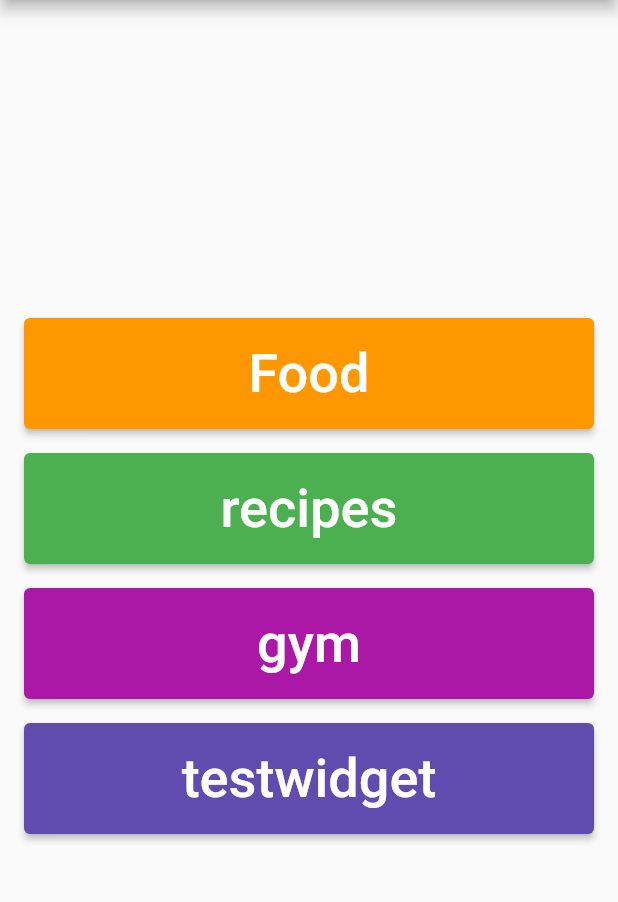
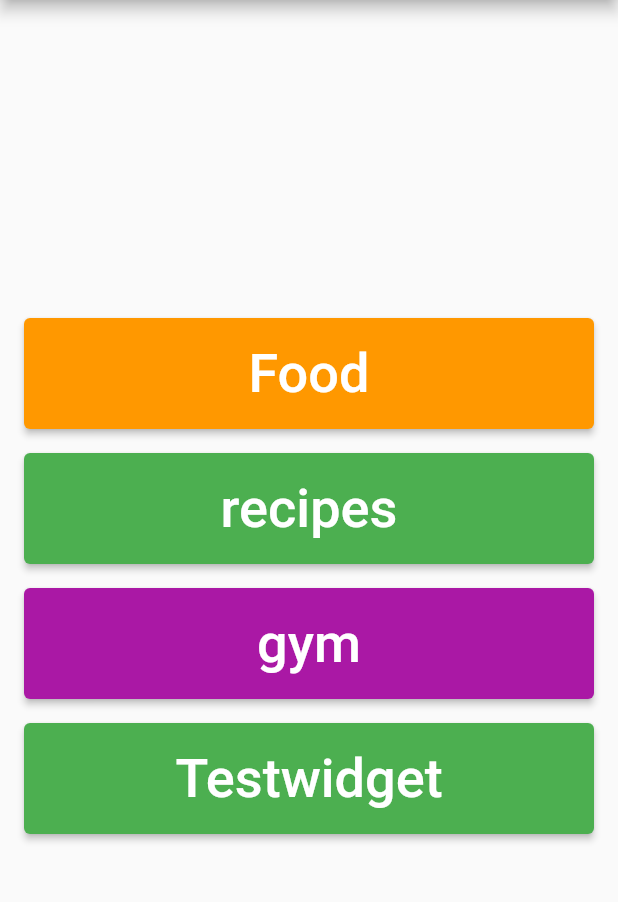
Before and after one commit to Bronziel/gym_and_food_app, a Flutter app: the screen it shows after launch, on a phone screen of 412 x 824 dp, the part 84-986 px from its top. Run offline on Flutter 3.47's test engine with Material 2 defaults, Android fonts, the phone set to English and light mode, and no system bars; our stand-ins replace carousel_slider, flutter_svg.

Commit message:
all buttons extracted

```diff
--- a/lib/pages/screens/main.dart
+++ b/lib/pages/screens/main.dart
@@ -158,9 +158,14 @@ class GymButton extends StatelessWidget {
 }
 
 class TestButton extends StatelessWidget {
+  final String buttonText;
+  final Color buttonColor;
+
   const TestButton({
-    super.key,
-  });
+    Key? key,
+    this.buttonText = 'Testwidget',
+    this.buttonColor = Colors.green,
+  }) : super(key: key);
 
   @override
   Widget build(BuildContext context) {
@@ -174,11 +179,11 @@ class TestButton extends StatelessWidget {
       style: ElevatedButton.styleFrom(
         padding: const EdgeInsets.all(16.0),
         minimumSize: const Size(double.infinity, 64.0),
-        primary: Color.fromARGB(255, 96, 76, 175),
+        primary: buttonColor,
       ),
-      child: const Text(
-        'testwidget',
-        style: TextStyle(fontSize: 36, color: Colors.white),
+      child: Text(
+        buttonText,
+        style: const TextStyle(fontSize: 36, color: Colors.white),
       ),
     );
   }
```
